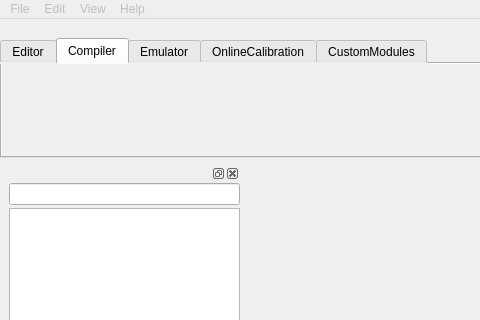
Qt form dialogs/mainwindow.ui (L-Net-1992/ADAS_AD_Developer) before a commit; both pictures show x 0 to 480 and y 0 to 320 of the 1280 by 800 pixel window.
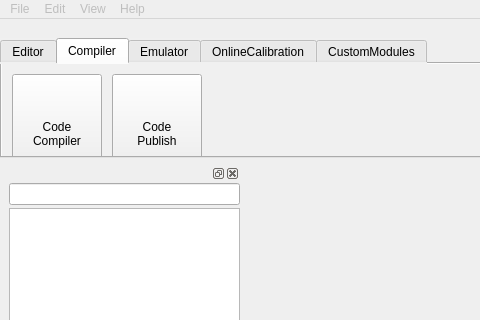
The same form after that commit. The open tabs and pages were chosen to show the change. Icons and pictures are not drawn. Custom widgets are drawn as their Qt base class.

```diff
--- a/dialogs/mainwindow.ui
+++ b/dialogs/mainwindow.ui
@@ -1068,6 +1068,72 @@
         <attribute name="title">
          <string>Compiler</string>
         </attribute>
+        <widget class="QPushButton" name="pb_script_publish">
+         <property name="geometry">
+          <rect>
+           <x>110</x>
+           <y>10</y>
+           <width>90</width>
+           <height>90</height>
+          </rect>
+         </property>
+         <property name="font">
+          <font/>
+         </property>
+         <property name="styleSheet">
+          <string notr="true">text-align:bottom;
+background-repeat:repeat-no-repeat;
+background-image:url(:/res/publish.png);
+background-position:top;
+background-origin:content;
+padding-top:8px;
+padding-bottom:15px;</string>
+         </property>
+         <property name="text">
+          <string>
+Code
+Publish</string>
+         </property>
+         <property name="iconSize">
+          <size>
+           <width>32</width>
+           <height>32</height>
+          </size>
+         </property>
+        </widget>
+        <widget class="QPushButton" name="pb_script_compiler">
+         <property name="geometry">
+          <rect>
+           <x>10</x>
+           <y>10</y>
+           <width>90</width>
+           <height>90</height>
+          </rect>
+         </property>
+         <property name="font">
+          <font/>
+         </property>
+         <property name="styleSheet">
+          <string notr="true">text-align:bottom;
+background-repeat:repeat-no-repeat;
+background-image:url(:/res/compiler.png);
+background-position:top;
+background-origin:content;
+padding-top:8px;
+padding-bottom:15px;</string>
+         </property>
+         <property name="text">
+          <string>
+Code
+Compiler</string>
+         </property>
+         <property name="iconSize">
+          <size>
+           <width>32</width>
+           <height>32</height>
+          </size>
+         </property>
+        </widget>
        </widget>
        <widget class="QWidget" name="tab">
         <property name="font">
```
